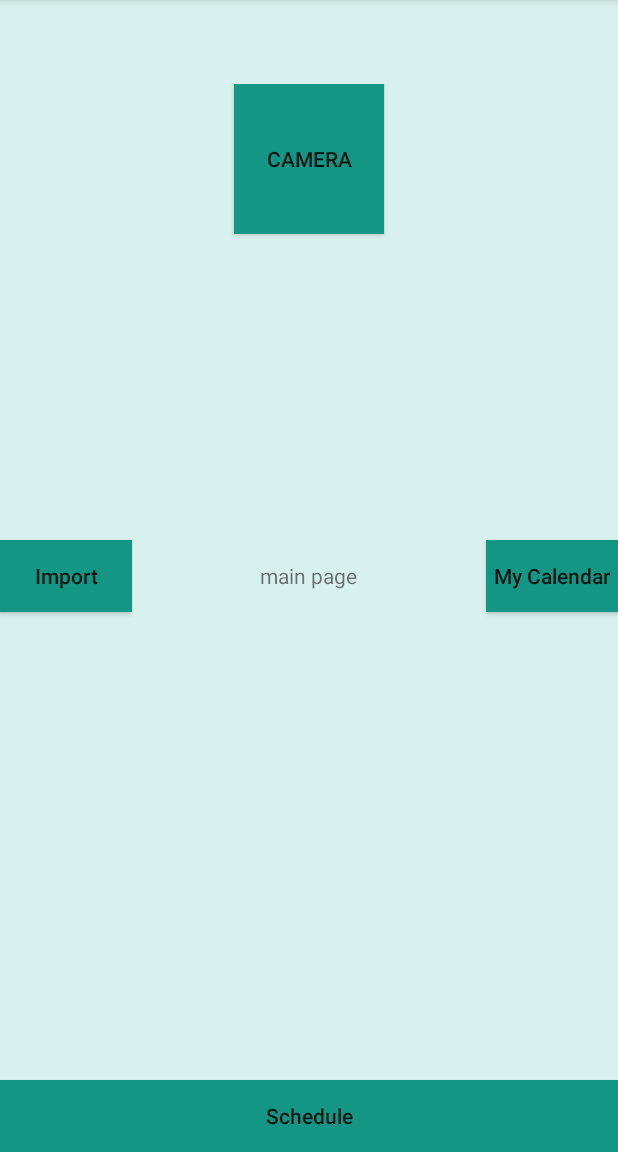
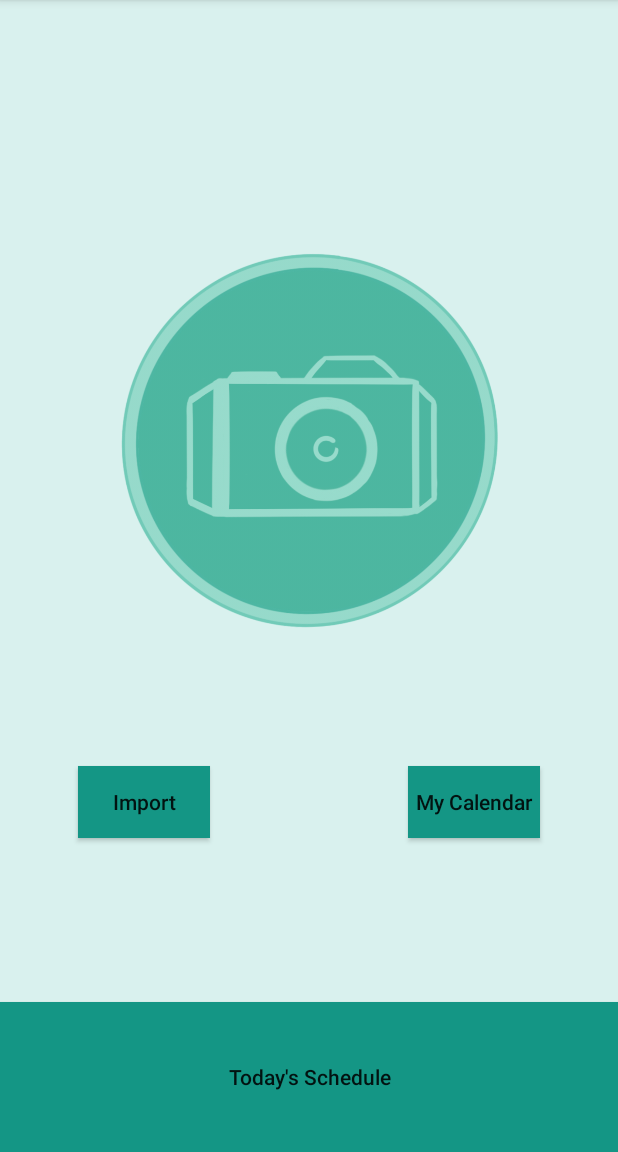
Before and after one commit to mkai39/Life-Organizer, an Android app: the screen it shows after launch (MainActivity), on a phone screen of 412 x 824 dp, the part 84-1236 px from its top. Run offline under Robolectric (Android 15) with nearby library versions, the phone set to English and light mode, and no system bars; our stand-ins replace navigation-ui.

Commit message:
all button links, camera and most text buttons fixed and working

```diff
--- a/LifeOrganizer/app/src/main/AndroidManifest.xml
+++ b/LifeOrganizer/app/src/main/AndroidManifest.xml
@@ -15,6 +15,7 @@
         <activity
             android:name=".MainActivity"
             android:label="@string/app_name">
+
             <intent-filter>
                 <action android:name="android.intent.action.MAIN" />
 
--- a/LifeOrganizer/app/src/main/res/layout/activity_calendar.xml
+++ b/LifeOrganizer/app/src/main/res/layout/activity_calendar.xml
@@ -11,7 +11,8 @@
     <TextView
         android:layout_width="wrap_content"
         android:layout_height="wrap_content"
-        android:text="calendar page"
+        android:textSize="150px"
+        android:text="My Calendar"
         android:layout_centerHorizontal="true"
         android:id="@+id/calendarpage"/>
 
--- a/LifeOrganizer/app/src/main/res/layout/activity_main.xml
+++ b/LifeOrganizer/app/src/main/res/layout/activity_main.xml
@@ -8,30 +8,24 @@
     android:background="@color/colorAccent"
     android:paddingTop="?attr/actionBarSize">
 
-    <TextView
-        android:layout_width="wrap_content"
-        android:layout_height="wrap_content"
-        android:text="main page"
-        android:layout_centerVertical="true"
-        android:layout_centerHorizontal="true"
-        android:id="@+id/mainpage"/>
-
 
     <Button
         android:id="@+id/calendar"
         android:layout_width="wrap_content"
         android:layout_height="wrap_content"
+        android:layout_above="@+id/schedule"
+        android:layout_alignParentRight="true"
+        android:layout_marginRight="52dp"
+        android:layout_marginBottom="109dp"
+        android:background="@color/colorPrimaryDark"
         android:fontFamily="sans-serif-medium"
-        android:background="@color/colorPrimaryDark"
-        android:layout_alignParentRight="true"
-        android:layout_centerVertical="true"
         android:text="@string/title_calendar"
         android:textAllCaps="false" />
 
     <Button
         android:id="@+id/schedule"
         android:layout_width="3000dp"
-        android:layout_height="wrap_content"
+        android:layout_height="100dp"
         android:background="@color/colorPrimaryDark"
         android:fontFamily="sans-serif-medium"
         android:text="@string/title_schedule"
@@ -42,9 +36,10 @@
         android:id="@+id/Import"
         android:layout_width="wrap_content"
         android:layout_height="wrap_content"
+        android:layout_above="@+id/schedule"
         android:layout_alignParentLeft="true"
-        android:layout_centerVertical="true"
-        android:layout_marginLeft="0dp"
+        android:layout_marginLeft="52dp"
+        android:layout_marginBottom="109dp"
         android:background="@color/colorPrimaryDark"
         android:fontFamily="sans-serif-medium"
         android:text="@string/title_import"
@@ -52,10 +47,17 @@
 
     <Button
         android:id="@+id/camera"
-        android:layout_width="100dp"
-        android:layout_height="100dp"
-        android:background="@color/colorPrimaryDark"
-        android:text="@string/title_camera"
-        android:layout_centerHorizontal="true" />
+        android:layout_width="250dp"
+        android:layout_height="250dp"
+        android:layout_above="@+id/schedule"
+        android:layout_alignTop="@+id/schedule"
+        android:layout_alignParentStart="true"
+        android:layout_alignParentEnd="true"
+        android:layout_marginStart="80dp"
+        android:layout_marginTop="-499dp"
+        android:layout_marginEnd="80dp"
+        android:layout_marginBottom="249dp"
+        android:background="@drawable/camera_button"
+        android:layoutDirection="locale" />
 
 </RelativeLayout>
--- a/LifeOrganizer/app/src/main/res/layout/activity_schedule.xml
+++ b/LifeOrganizer/app/src/main/res/layout/activity_schedule.xml
@@ -13,7 +13,8 @@
         android:layout_width="wrap_content"
         android:layout_height="wrap_content"
         android:layout_centerHorizontal="true"
-        android:text="@string/title_schedule" />
+        android:textSize="150px"
+        android:text="Today's Schedule" />
 
     <ImageView
         android:id="@+id/imageView"
--- a/LifeOrganizer/app/src/main/res/values/strings.xml
+++ b/LifeOrganizer/app/src/main/res/values/strings.xml
@@ -6,7 +6,7 @@
 
     <string name="title_camera">Camera</string>
     <string name="title_import">Import</string>
-    <string name="title_schedule">Schedule</string>
+    <string name="title_schedule">Today\'s\ Schedule</string>
     <string name="title_calendar">My Calendar</string>
 
 
```
Also changed, not shown: LifeOrganizer/app/src/main/res/layout/activity_import_photo.xml (+13 -1 lines), LifeOrganizer/app/src/main/res/drawable/camera_button.png (added).
